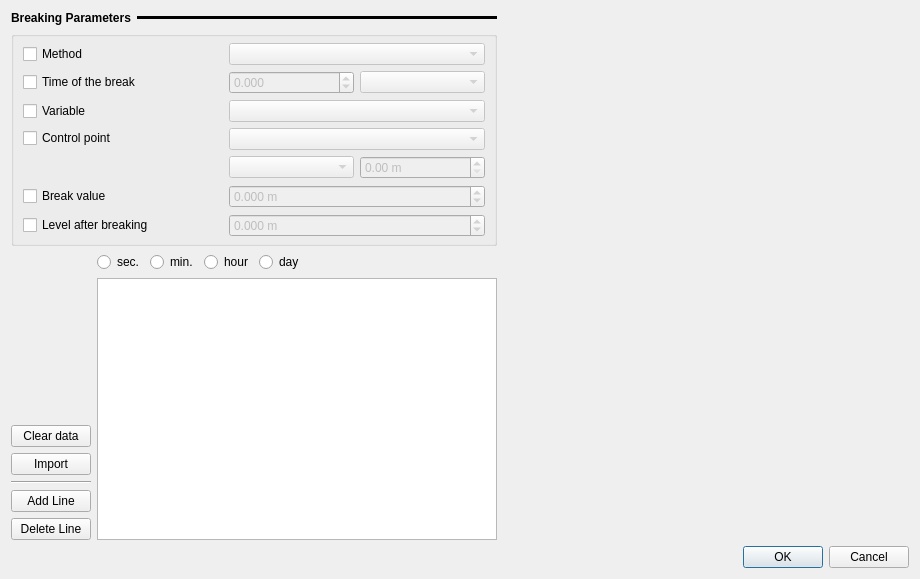
First picture: the form in ui/structures/ui_mobil_object_met3.ui, repository Artelia/Mascaret, before the edit.
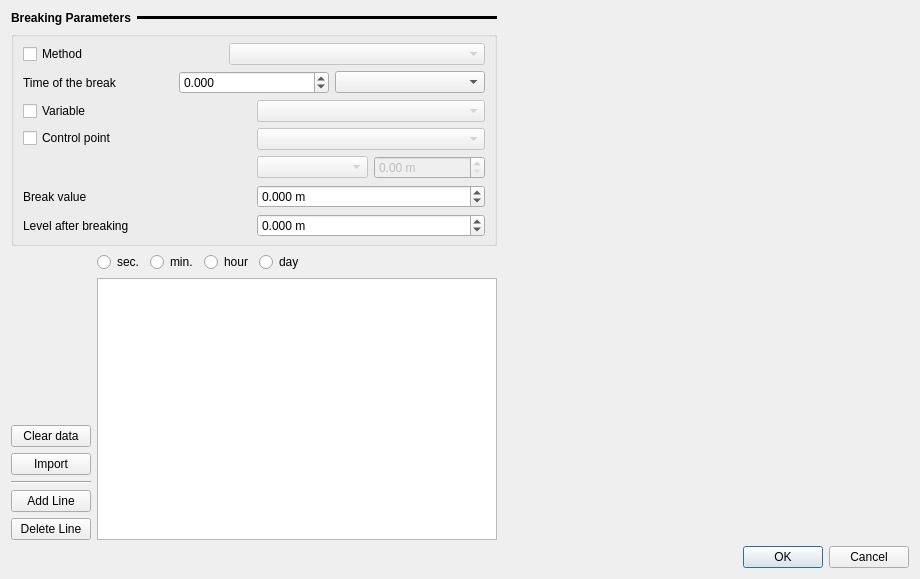
Second picture: the form after the edit.

The edit to the form file:
```diff
--- a/ui/structures/ui_mobil_object_met3.ui
+++ b/ui/structures/ui_mobil_object_met3.ui
@@ -211,19 +211,7 @@
           <number>0</number>
          </property>
          <item>
-          <widget class="QCheckBox" name="cc_break_time">
-           <property name="sizePolicy">
-            <sizepolicy hsizetype="Maximum" vsizetype="Fixed">
-             <horstretch>0</horstretch>
-             <verstretch>0</verstretch>
-            </sizepolicy>
-           </property>
-           <property name="minimumSize">
-            <size>
-             <width>200</width>
-             <height>0</height>
-            </size>
-           </property>
+          <widget class="QLabel" name="label">
            <property name="text">
             <string>Time of the break</string>
            </property>
@@ -232,7 +220,7 @@
          <item>
           <widget class="QDoubleSpinBox" name="sb_break_time">
            <property name="enabled">
-            <bool>false</bool>
+            <bool>true</bool>
            </property>
            <property name="decimals">
             <number>3</number>
@@ -251,7 +239,7 @@
          <item>
           <widget class="QComboBox" name="cb_unit_break_time">
            <property name="enabled">
-            <bool>false</bool>
+            <bool>true</bool>
            </property>
           </widget>
          </item>
@@ -279,6 +267,35 @@
          <property name="bottomMargin">
           <number>0</number>
          </property>
+         <item row="1" column="2">
+          <widget class="QComboBox" name="cb_var_break">
+           <property name="enabled">
+            <bool>false</bool>
+           </property>
+          </widget>
+         </item>
+         <item row="4" column="2">
+          <widget class="QDoubleSpinBox" name="sb_break_lvl">
+           <property name="enabled">
+            <bool>true</bool>
+           </property>
+           <property name="suffix">
+            <string> m</string>
+           </property>
+           <property name="decimals">
+            <number>3</number>
+           </property>
+           <property name="minimum">
+            <double>-1000000000.000000000000000</double>
+           </property>
+           <property name="maximum">
+            <double>10000000.000000000000000</double>
+           </property>
+           <property name="singleStep">
+            <double>0.010000000000000</double>
+           </property>
+          </widget>
+         </item>
          <item row="1" column="0">
           <widget class="QCheckBox" name="cc_break_var">
            <property name="enabled">
@@ -295,12 +312,46 @@
            </property>
           </widget>
          </item>
-         <item row="1" column="1">
-          <widget class="QComboBox" name="cb_var_break">
-           <property name="enabled">
-            <bool>false</bool>
-           </property>
-          </widget>
+         <item row="2" column="2">
+          <layout class="QVBoxLayout" name="verticalLayout_5">
+           <item>
+            <widget class="QComboBox" name="cb_typ_control">
+             <property name="enabled">
+              <bool>false</bool>
+             </property>
+            </widget>
+           </item>
+           <item>
+            <layout class="QHBoxLayout" name="horizontalLayout_8">
+             <item>
+              <widget class="QComboBox" name="cb_basin">
+               <property name="enabled">
+                <bool>false</bool>
+               </property>
+              </widget>
+             </item>
+             <item>
+              <widget class="QDoubleSpinBox" name="sb_abscissa">
+               <property name="enabled">
+                <bool>false</bool>
+               </property>
+               <property name="suffix">
+                <string> m</string>
+               </property>
+               <property name="decimals">
+                <number>2</number>
+               </property>
+               <property name="maximum">
+                <double>1000000000.000000000000000</double>
+               </property>
+               <property name="singleStep">
+                <double>0.100000000000000</double>
+               </property>
+              </widget>
+             </item>
+            </layout>
+           </item>
+          </layout>
          </item>
          <item row="2" column="0">
           <layout class="QVBoxLayout" name="verticalLayout_4">
@@ -338,110 +389,20 @@
            </item>
           </layout>
          </item>
-         <item row="2" column="1">
-          <layout class="QVBoxLayout" name="verticalLayout_5">
-           <item>
-            <widget class="QComboBox" name="cb_typ_control">
-             <property name="enabled">
-              <bool>false</bool>
-             </property>
-            </widget>
-           </item>
-           <item>
-            <layout class="QHBoxLayout" name="horizontalLayout_8">
-             <item>
-              <widget class="QComboBox" name="cb_basin">
-               <property name="enabled">
-                <bool>false</bool>
-               </property>
-              </widget>
-             </item>
-             <item>
-              <widget class="QDoubleSpinBox" name="sb_abscissa">
-               <property name="enabled">
-                <bool>false</bool>
-               </property>
-               <property name="suffix">
-                <string> m</string>
-               </property>
-               <property name="decimals">
-                <number>2</number>
-               </property>
-               <property name="maximum">
-                <double>1000000000.000000000000000</double>
-               </property>
-               <property name="singleStep">
-                <double>0.100000000000000</double>
-               </property>
-              </widget>
-             </item>
-            </layout>
-           </item>
-          </layout>
-         </item>
-         <item row="3" column="0">
-          <widget class="QCheckBox" name="cc_break_lvl">
-           <property name="enabled">
-            <bool>true</bool>
-           </property>
-           <property name="sizePolicy">
-            <sizepolicy hsizetype="Maximum" vsizetype="Fixed">
-             <horstretch>0</horstretch>
-             <verstretch>0</verstretch>
-            </sizepolicy>
-           </property>
-           <property name="minimumSize">
-            <size>
-             <width>200</width>
-             <height>0</height>
-            </size>
-           </property>
+         <item row="4" column="0">
+          <widget class="QLabel" name="label_2">
            <property name="text">
             <string>Break value</string>
            </property>
           </widget>
          </item>
-         <item row="3" column="1">
-          <widget class="QDoubleSpinBox" name="sb_break_lvl">
-           <property name="enabled">
-            <bool>false</bool>
-           </property>
-           <property name="suffix">
-            <string> m</string>
-           </property>
-           <property name="decimals">
-            <number>3</number>
-           </property>
-           <property name="minimum">
-            <double>-1000000000.000000000000000</double>
-           </property>
-           <property name="maximum">
-            <double>10000000.000000000000000</double>
-           </property>
-           <property name="singleStep">
-            <double>0.010000000000000</double>
-           </property>
-          </widget>
-         </item>
         </layout>
        </widget>
       </item>
       <item>
        <layout class="QHBoxLayout" name="horizontalLayout_4">
         <item>
-         <widget class="QCheckBox" name="cc_after_lvl">
-          <property name="sizePolicy">
-           <sizepolicy hsizetype="Maximum" vsizetype="Fixed">
-            <horstretch>0</horstretch>
-            <verstretch>0</verstretch>
-           </sizepolicy>
-          </property>
-          <property name="minimumSize">
-           <size>
-            <width>200</width>
-            <height>0</height>
-           </size>
-          </property>
+         <widget class="QLabel" name="label_3">
           <property name="text">
            <string>Level after breaking</string>
           </property>
@@ -450,7 +411,7 @@
         <item>
          <widget class="QDoubleSpinBox" name="sb_after_lvl">
           <property name="enabled">
-           <bool>false</bool>
+           <bool>true</bool>
           </property>
           <property name="suffix">
            <string> m</string>
@@ -513,9 +474,6 @@
      </item>
     </layout>
    </item>
-   <item row="2" column="1">
-    <layout class="QVBoxLayout" name="lay_graph_m1"/>
-   </item>
    <item row="3" column="1">
     <widget class="QDialogButtonBox" name="b_valid">
      <property name="locale">
@@ -529,6 +487,9 @@
      </property>
     </widget>
    </item>
+   <item row="0" column="1" rowspan="3">
+    <layout class="QVBoxLayout" name="lay_graph_m1"/>
+   </item>
   </layout>
   <action name="actionB_delete">
    <property name="text">
```
